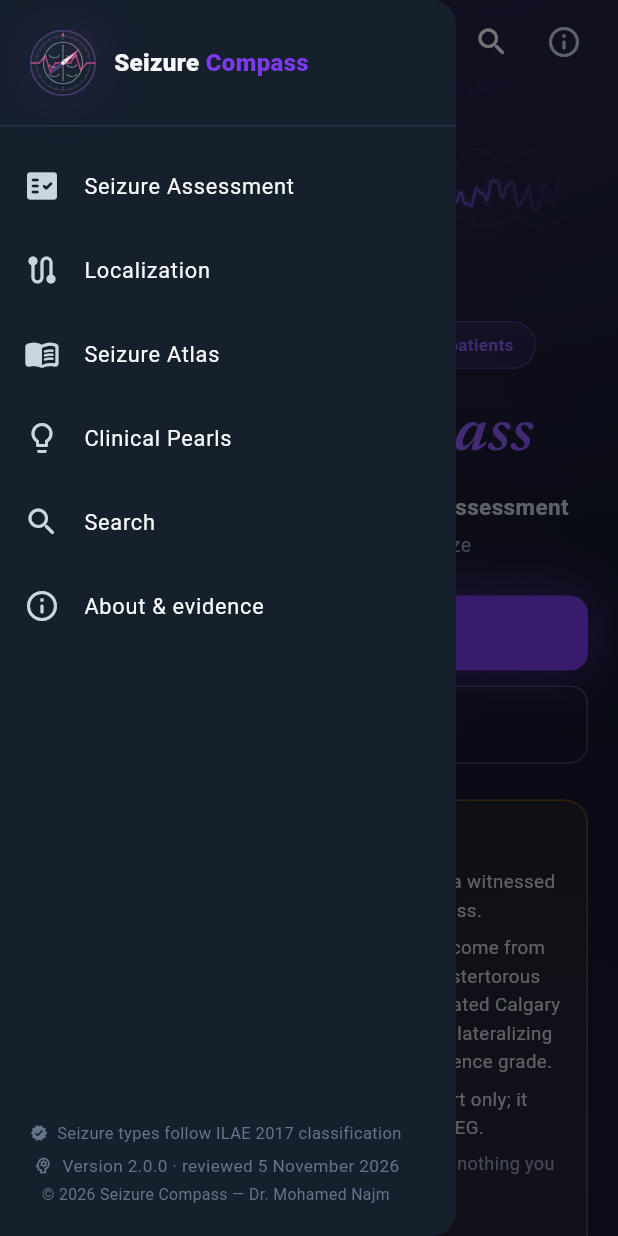
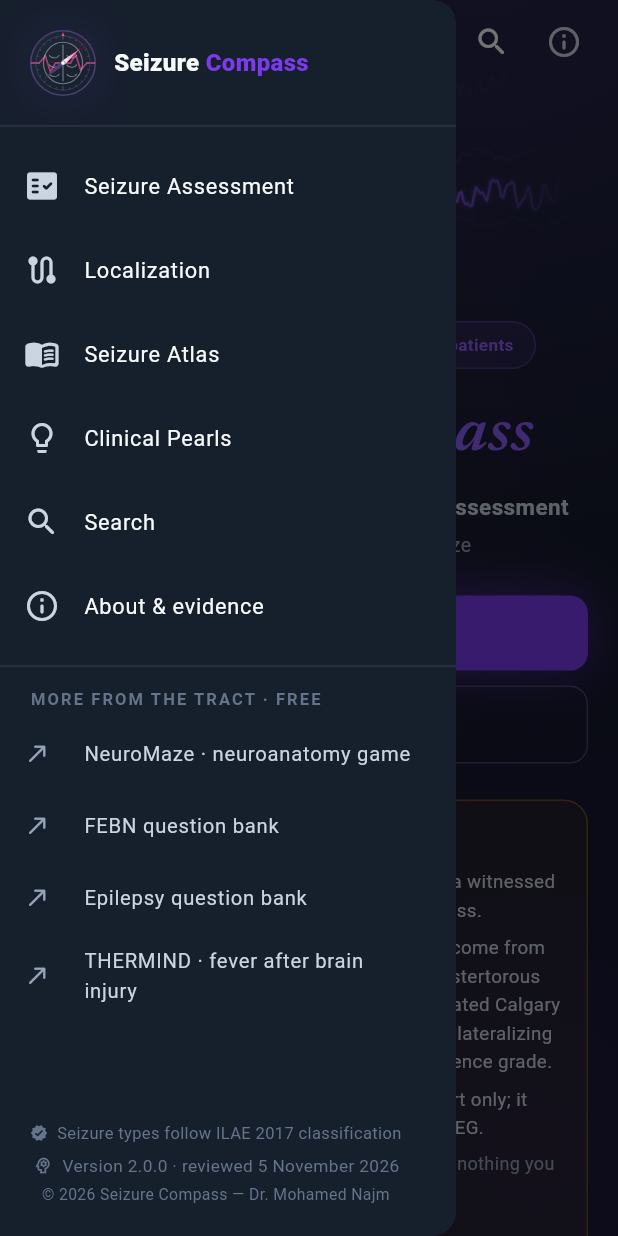
Before and after one commit to mahham20022-art/seizure-compass, a Flutter app: the screen it shows after launch, with the side drawer open, on a phone screen of 412 x 824 dp. Run offline on Flutter 3.47's test engine with Material 3 defaults, Android fonts, the phone set to English and light mode, and no system bars; Roboto replaces fonts that are missing (SourceSans).

Commit message:
Count each screen; link the other free Tract tools from the drawer
Co-Authored-By: Claude Fable 5.2 <noreply@anthropic.com>
Claude-Session: https://claude.ai/code/session_01DgXTjCMGnEWeTxhME5yiQs

```diff
--- a/lib/features/home/home_screen.dart
+++ b/lib/features/home/home_screen.dart
@@ -1,4 +1,5 @@
 import 'package:flutter/material.dart';
+import 'package:url_launcher/url_launcher.dart';
 import '../../core/theme/app_colors.dart';
 import '../../core/theme/app_radii.dart';
 import '../../core/widgets/app_background.dart';
@@ -398,13 +399,31 @@ class _AppDrawer extends StatelessWidget {
               ),
             ),
             const Divider(color: AppColors.line, height: 24),
+            Expanded(
+              child: ListView(
+                padding: EdgeInsets.zero,
+                children: [
                   _drawerTile(context, Icons.fact_check_rounded, 'Seizure Assessment', AppRoutes.assess),
                   _drawerTile(context, Icons.route_rounded, 'Localization', AppRoutes.localization),
                   _drawerTile(context, Icons.menu_book_rounded, 'Seizure Atlas', AppRoutes.atlas),
                   _drawerTile(context, Icons.lightbulb_outline_rounded, 'Clinical Pearls', AppRoutes.pearls),
                   _drawerTile(context, Icons.search_rounded, 'Search', AppRoutes.search),
                   _drawerTile(context, Icons.info_outline_rounded, 'About & evidence', AppRoutes.about),
-            const Spacer(),
+                  const Divider(color: AppColors.line, height: 24),
+                  const Padding(
+                    padding: EdgeInsets.fromLTRB(20, 2, 20, 4),
+                    child: Text(
+                      'MORE FROM THE TRACT · FREE',
+                      style: TextStyle(color: AppColors.faint, fontSize: 11, fontWeight: FontWeight.w700, letterSpacing: 1.4),
+                    ),
+                  ),
+                  _externalTile('NeuroMaze · neuroanatomy game', 'https://neuromaze.thetract.org/'),
+                  _externalTile('FEBN question bank', 'https://thetract.org/febn/mcq/'),
+                  _externalTile('Epilepsy question bank', 'https://thetract.org/seizures/qbank/'),
+                  _externalTile('THERMIND · fever after brain injury', 'https://thermind.thetract.org/'),
+                ],
+              ),
+            ),
             const Padding(
               padding: EdgeInsets.all(20),
               child: _VersionFooter(),
@@ -412,6 +431,16 @@ class _AppDrawer extends StatelessWidget {
           ],
         ),
       ),
+    );
+  }
+
+  /// A link to another free tool from the same publisher; opens in the same tab.
+  Widget _externalTile(String label, String url) {
+    return ListTile(
+      dense: true,
+      leading: const Icon(Icons.north_east_rounded, color: AppColors.muted, size: 18),
+      title: Text(label, style: const TextStyle(color: AppColors.text2, fontSize: 13.5)),
+      onTap: () => launchUrl(Uri.parse(url), webOnlyWindowName: '_self'),
     );
   }
 
```
Also changed, not shown: 1 other file. Lines whose indentation alone changed are shown as unchanged.
